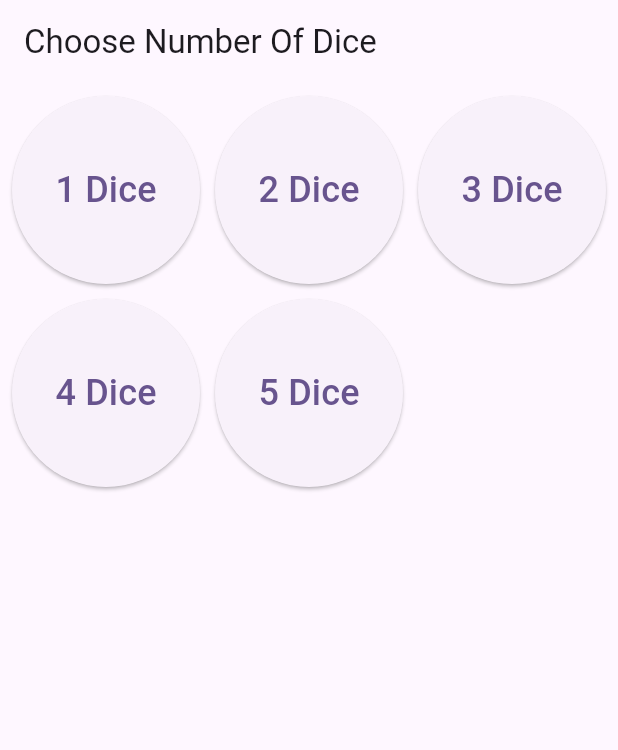
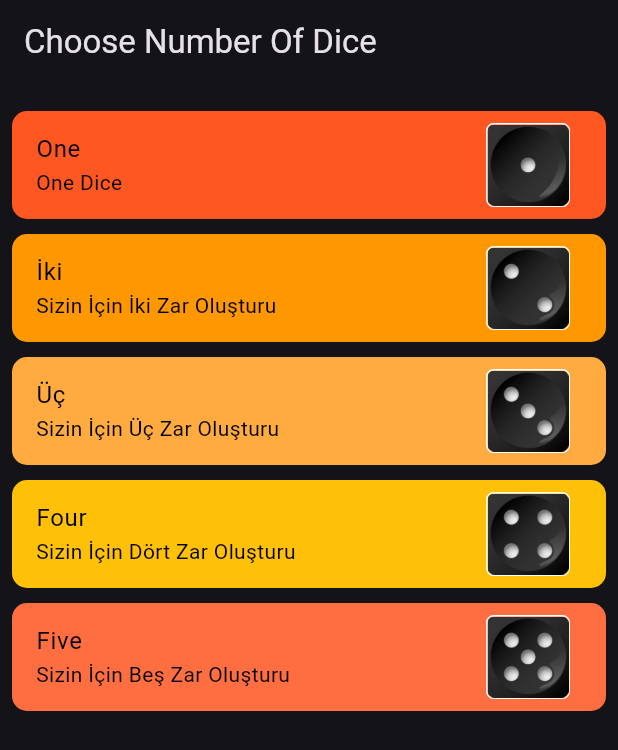
Before and after one commit to karayaka/simple_dices, a Flutter app: the screen it shows after launch, on a phone screen of 412 x 824 dp. Shown: the top 750 px of the screen. Run offline on Flutter 3.47's test engine with Material 3 defaults, Android fonts, the phone set to English and light mode, and no system bars; our stand-ins replace get, google_fonts, just_audio, wakelock_plus; Roboto replaces fonts that are missing (Comic Neue).

Commit message:
first commit

```diff
--- /dev/null
+++ b/lib/components/home_card.dart
@@ -0,0 +1,40 @@
+import 'package:flutter/material.dart';
+import 'package:simple_dices/utiliys/utilit.dart';
+
+class HomeCard extends StatelessWidget {
+  int count;
+  String title;
+  String subtitle;
+  Color color;
+
+  HomeCard(
+      {super.key,
+      required this.count,
+      required this.title,
+      required this.subtitle,
+      required this.color});
+
+  @override
+  Widget build(BuildContext context) {
+    return Container(
+      decoration:
+          BoxDecoration(borderRadius: BorderRadius.circular(10), color: color),
+      child: ListTile(
+        title: Text(
+          title,
+          style: const TextStyle(color: Colors.black),
+        ),
+        subtitle: Text(subtitle, style: const TextStyle(color: Colors.black)),
+        trailing: Container(
+          decoration: BoxDecoration(
+              border: Border.all(color: Colors.white),
+              borderRadius: BorderRadius.circular(5)),
+          child: Image.asset(
+            Utilit.getImages()[count],
+            height: 100,
+          ),
+        ),
+      ),
+    );
+  }
+}
--- a/lib/localization/simple_dice_translations.dart
+++ b/lib/localization/simple_dice_translations.dart
@@ -9,6 +9,16 @@ class SimpleDiceTranslations extends Translations {
           "choose_number_of_dice": "Choose Number Of Dice",
           "roll": "Roll",
           "total": "Total",
+          "one": "One",
+          "one_dice": "One Dice",
+          "two": "İki",
+          "two_dice": "Sizin İçin İki Zar Oluşturu",
+          "three": "Üç",
+          "three_dice": "Sizin İçin Üç Zar Oluşturu",
+          "four": "Four",
+          "four_dice": "Sizin İçin Dört Zar Oluşturu",
+          "five": "Five",
+          "five_dice": "Sizin İçin Beş Zar Oluşturu"
         },
         "tr_TR": {
           "dice": "Zar",
@@ -16,6 +26,16 @@ class SimpleDiceTranslations extends Translations {
           "choose_number_of_dice": "Zar Sayısı Seç",
           "roll": "Salla",
           "total": "Toplam",
+          "one": "Bir",
+          "one_dice": "Sizin İçin Bir Zar Oluşturu",
+          "two": "İki",
+          "two_dice": "Sizin İçin İki Zar Oluşturu",
+          "three": "Üç",
+          "three_dice": "Sizin İçin Üç Zar Oluşturu",
+          "four": "Dört",
+          "four_dice": "Sizin İçin Dört Zar Oluşturu",
+          "five": "Beş",
+          "five_dice": "Sizin İçin Beş Zar Oluşturu"
         },
         "de_DE": {
           "dice": "Dice",
@@ -23,6 +43,16 @@ class SimpleDiceTranslations extends Translations {
           "choose_number_of_dice": "Choose Number Of Dice",
           "roll": "Salla",
           "total": "Toplam",
+          "one": "Bir",
+          "one_dice": "Sizin İçin Bir Zar Oluşturu",
+          "two": "İki",
+          "two_dice": "Sizin İçin İki Zar Oluşturu",
+          "three": "Üç",
+          "three_dice": "Sizin İçin Üç Zar Oluşturu",
+          "four": "Dört",
+          "four_dice": "Sizin İçin Dört Zar Oluşturu",
+          "five": "Five",
+          "five_dice": "Sizin İçin Beş Zar Oluşturu"
         }
       };
 }
--- a/lib/main.dart
+++ b/lib/main.dart
@@ -3,6 +3,8 @@ import 'package:get/route_manager.dart';
 import 'package:simple_dices/localization/simple_dice_translations.dart';
 import 'package:simple_dices/screans/dices.dart';
 import 'package:simple_dices/screans/home.dart';
+import 'package:simple_dices/utiliys/theme.dart';
+import 'package:simple_dices/utiliys/util.dart';
 
 void main() {
   runApp(const MyApp());
@@ -14,14 +16,18 @@ class MyApp extends StatelessWidget {
   // This widget is the root of your application.
   @override
   Widget build(BuildContext context) {
+    // Retrieves the default theme for the platform
+    //TextTheme textTheme = Theme.of(context).textTheme;
+
+    // Use with Google Fonts package to use downloadable fonts
+    TextTheme textTheme = createTextTheme(context, "Roboto", "Comic Neue");
+
+    MaterialTheme theme = MaterialTheme(textTheme);
     return GetMaterialApp(
       title: 'Simple Dice',
       translations: SimpleDiceTranslations(),
       locale: Get.deviceLocale,
-      theme: ThemeData(
-        colorScheme: ColorScheme.fromSeed(seedColor: Colors.deepPurple),
-        useMaterial3: true,
-      ),
+      theme: theme.dark(),
       home: const Home(),
     );
   }
--- a/lib/screans/home.dart
+++ b/lib/screans/home.dart
@@ -1,6 +1,8 @@
 import 'package:flutter/material.dart';
 import 'package:get/utils.dart';
+import 'package:simple_dices/components/home_card.dart';
 import 'package:simple_dices/screans/dices.dart';
+import 'package:simple_dices/utiliys/utilit.dart';
 
 class Home extends StatelessWidget {
   const Home({super.key});
@@ -15,39 +17,108 @@ class Home extends StatelessWidget {
           padding: const EdgeInsets.all(8.0),
           child: Column(
             children: [
-            GridView.builder(
-              shrinkWrap: true,
-              gridDelegate: const SliverGridDelegateWithFixedCrossAxisCount(
-                crossAxisCount: 3, // Her satırda 3 tuş
-                mainAxisSpacing: 10,
-                crossAxisSpacing: 10,
-                childAspectRatio: 1.0, // Kare şeklinde düğmeler
+              const SizedBox(
+                height: 10,
               ),
-              itemCount: 5,
-              itemBuilder: (context, i) {
-                return ElevatedButton(
-                  onPressed: () {
+              GestureDetector(
+                onTap: () {
                   Navigator.of(context).push(
                     MaterialPageRoute(
                       builder: (context) => Dices(
-                          diceCount: (i + 1),
+                        diceCount: (1),
                       ),
                     ),
                   );
                 },
-                  child: Text(
-                    '${i + 1}${" "}${"dice".tr}',
-                    style: const TextStyle(fontSize: 24),
+                child: HomeCard(
+                  title: "one".tr,
+                  subtitle: "one_dice".tr,
+                  color: Colors.deepOrange,
+                  count: 0,
+                ),
+              ),
+              const SizedBox(
+                height: 10,
+              ),
+              GestureDetector(
+                onTap: () {
+                  Navigator.of(context).push(
+                    MaterialPageRoute(
+                      builder: (context) => Dices(
+                        diceCount: (2),
+                      ),
                     ),
                   );
                 },
+                child: HomeCard(
+                  title: "two".tr,
+                  subtitle: "two_dice".tr,
+                  color: Colors.orange,
+                  count: 1,
                 ),
-            Container(
-              height: 200,
-            )
-          ],
+              ),
+              const SizedBox(
+                height: 10,
+              ),
+              GestureDetector(
+                onTap: () {
+                  Navigator.of(context).push(
+                    MaterialPageRoute(
+                      builder: (context) => Dices(
+                        diceCount: (3),
                       ),
                     ),
                   );
+                },
+                child: HomeCard(
+                  title: "three".tr,
+                  subtitle: "three_dice".tr,
+                  color: Colors.orangeAccent,
+                  count: 2,
+                ),
+              ),
+              const SizedBox(
+                height: 10,
+              ),
+              GestureDetector(
+                onTap: () {
+                  Navigator.of(context).push(
+                    MaterialPageRoute(
+                      builder: (context) => Dices(
+                        diceCount: (4),
+                      ),
+                    ),
+                  );
+                },
+                child: HomeCard(
+                  title: "four".tr,
+                  subtitle: "four_dice".tr,
+                  color: Colors.amber,
+                  count: 3,
+                ),
+              ),
+              const SizedBox(
+                height: 10,
+              ),
+              GestureDetector(
+                onTap: () {
+                  Navigator.of(context).push(
+                    MaterialPageRoute(
+                      builder: (context) => Dices(
+                        diceCount: (5),
+                      ),
+                    ),
+                  );
+                },
+                child: HomeCard(
+                  title: "five".tr,
+                  subtitle: "five_dice".tr,
+                  color: Colors.deepOrangeAccent,
+                  count: 4,
+                ),
+              ),
+            ],
+          )),
+    );
   }
 }
--- /dev/null
+++ b/lib/utiliys/util.dart
@@ -0,0 +1,20 @@
+import 'package:flutter/material.dart';
+import 'package:google_fonts/google_fonts.dart';
+
+TextTheme createTextTheme(
+    BuildContext context, String bodyFontString, String displayFontString) {
+  TextTheme baseTextTheme = Theme.of(context).textTheme;
+  TextTheme bodyTextTheme =
+      GoogleFonts.getTextTheme(bodyFontString, baseTextTheme);
+  TextTheme displayTextTheme =
+      GoogleFonts.getTextTheme(displayFontString, baseTextTheme);
+  TextTheme textTheme = displayTextTheme.copyWith(
+    bodyLarge: bodyTextTheme.bodyLarge,
+    bodyMedium: bodyTextTheme.bodyMedium,
+    bodySmall: bodyTextTheme.bodySmall,
+    labelLarge: bodyTextTheme.labelLarge,
+    labelMedium: bodyTextTheme.labelMedium,
+    labelSmall: bodyTextTheme.labelSmall,
+  );
+  return textTheme;
+}
--- /dev/null
+++ b/lib/utiliys/utilit.dart
@@ -0,0 +1,12 @@
+class Utilit {
+  static List<String> getImages() {
+    return [
+      'assets/images/dice_1.png',
+      'assets/images/dice_2.png',
+      'assets/images/dice_3.png',
+      'assets/images/dice_4.png',
+      'assets/images/dice_5.png',
+      'assets/images/dice_6.png',
+    ];
+  }
+}
--- a/pubspec.yaml
+++ b/pubspec.yaml
@@ -37,6 +37,9 @@ dependencies:
   cupertino_icons: ^1.0.8
   just_audio: ^0.9.42
   get: ^4.6.6
+  google_fonts: ^6.2.1
+  wakelock_plus: ^1.2.8
+
 
 
 dev_dependencies:
```
Also changed, not shown: lib/components/dice.dart (+6 -11 lines), lib/screans/dices.dart (+58 -29 lines), lib/utiliys/theme.dart (added, +389 -0 lines), pubspec.lock, 3 other files. Lines whose indentation alone changed are shown as unchanged.
